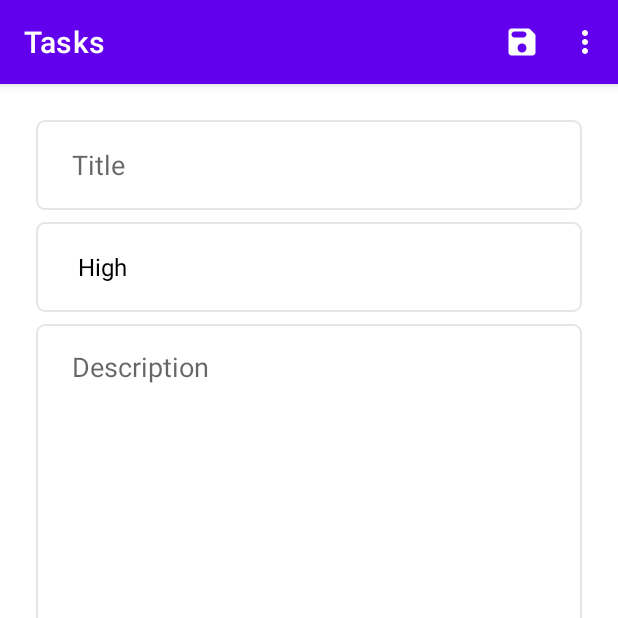
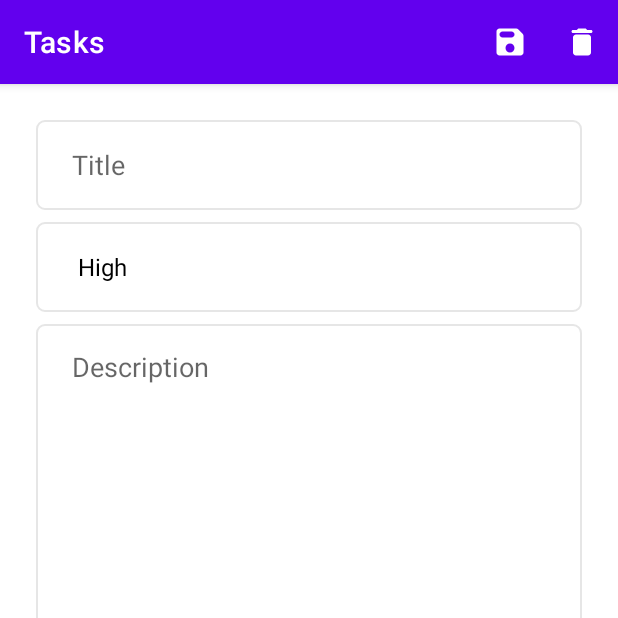
Before and after one commit to NorbertoTaveras/tasks-kotlin-mvvm, an Android app: the fragment UpdateFragment placed in its activity, on a phone screen of 412 x 824 dp, the top half of it. Run offline under Robolectric (Android 15) with nearby library versions, the light colour scheme and no system bars; our stand-ins replace Dagger/Hilt's generated code, Room's generated code, data binding, navigation-ui; libraries missing offline, so code that uses them is left out: jp.wasabeef.recyclerview; 19 statements that could not run were skipped.

Commit message:
Update & List Fragment Menu
Update - The update fragment menu to show icon for deleting a task in the bar.
Update - The list fragment menu to include additional options for hide completed tasks, delete all completed tasks, sort by date created and sort by name.

```diff
--- a/todo/app/src/main/res/menu/list_fragment_menu.xml
+++ b/todo/app/src/main/res/menu/list_fragment_menu.xml
@@ -6,8 +6,7 @@
         android:id="@+id/menu_search"
         android:title="@string/search"
         android:icon="@drawable/ic_round_search_24"
-        android:iconTint="@color/white"
-        app:showAsAction="ifRoom"
+        app:showAsAction="ifRoom|collapseActionView"
         app:actionViewClass="androidx.appcompat.widget.SearchView" />
 
     <group android:checkableBehavior="single">
@@ -28,7 +27,27 @@
         </item>
     </group>
 
-    <item android:id="@+id/menu_delete_all"
+    <item
+        android:id="@+id/sort_by_name"
+        android:title="@string/sort_by_name"/>
+
+    <item
+        android:id="@+id/sort_by_date_created"
+        android:title="@string/sort_by_date_created"/>
+
+    <item
+        android:id="@+id/hide_completed"
+        android:title="@string/hide_completed"
+        android:checkable="true"
+        app:showAsAction="never"/>
+
+    <item
+        android:id="@+id/delete_all_completed"
+        android:title="@string/delete_all_completed"
+        app:showAsAction="never"/>
+
+    <!--<item android:id="@+id/menu_delete_all"
         android:title="@string/delete_all"
-        app:showAsAction="never"/>
+        android:icon="@drawable/ic_round_delete_forever_24"
+        app:showAsAction="ifRoom"/> -->
 </menu>
--- a/todo/app/src/main/res/menu/update_fragment_menu.xml
+++ b/todo/app/src/main/res/menu/update_fragment_menu.xml
@@ -11,5 +11,6 @@
     <item
         android:id="@+id/menu_delete"
         android:title="@string/delete"
-        app:showAsAction="never"/>
+        android:icon="@drawable/ic_round_delete_24"
+        app:showAsAction="ifRoom"/>
 </menu>
```
